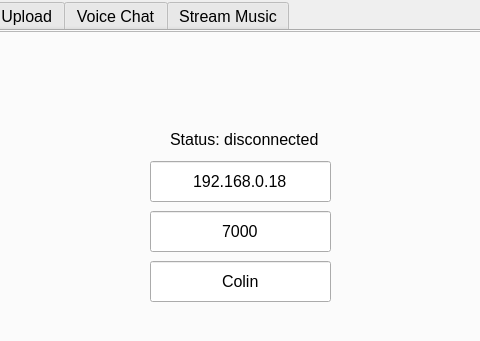
First picture: the form in Client/client.ui, repository MartinMinkov/Comm-Audio, before the edit; both pictures show x 252 to 732 and y 0 to 341 of the 968 by 542 pixel window.
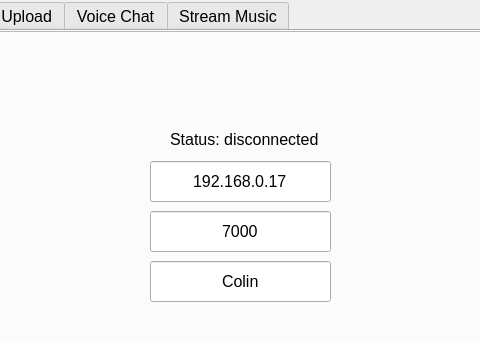
Second picture: the form after the edit. The open tabs and pages were chosen to show the change. Icons and pictures are not drawn.

What changed in the file:
```diff
--- a/Client/client.ui
+++ b/Client/client.ui
@@ -113,7 +113,7 @@
       </font>
      </property>
      <property name="text">
-      <string>192.168.0.18</string>
+      <string>192.168.0.17</string>
      </property>
      <property name="alignment">
       <set>Qt::AlignCenter</set>
```
Left out of the diff: 2 changed lines with no effect on the pictures.
